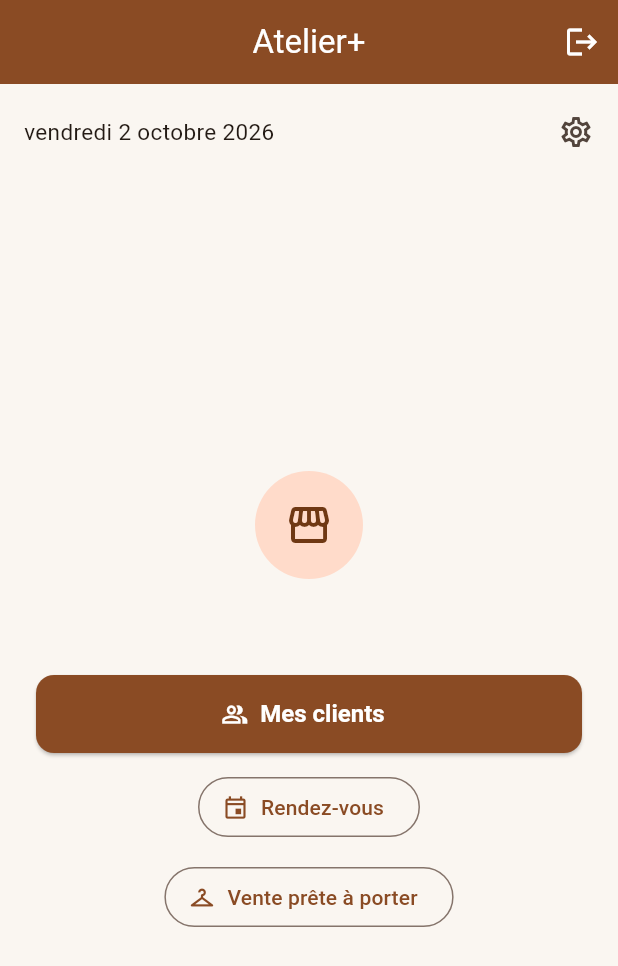
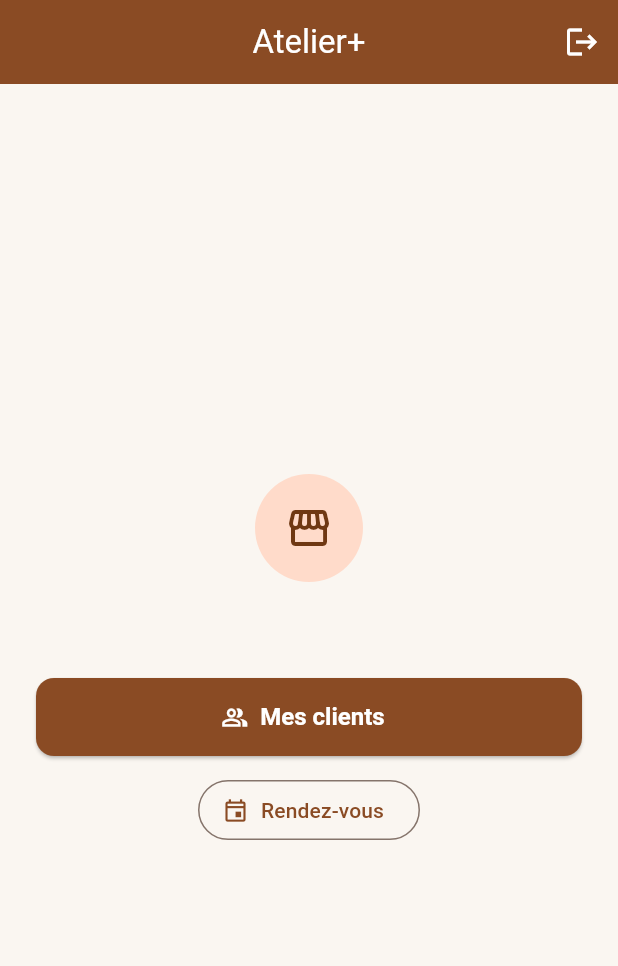
Before and after one commit to ouattaradanou-debug/forevercare-ai, a Flutter app: the screen it shows once a user with an empty profile is signed in, on a phone screen of 412 x 824 dp. Shown: the top 966 px of the screen. Run offline on Flutter 3.47's test engine with Material 3 defaults, Android fonts, the phone set to English and light mode, and no system bars; our stand-ins replace connectivity_plus, drift, flutter_image_compress, flutter_local_notifications, flutter_riverpod, flutter_timezone and 8 more; accounts and stored records are empty; generated files the repository leaves out were written again.

Commit message:
Revert "feat(atelier_plus): écran Paramètres (types de tenue, équipe, thème) + module Vente prête à porter"
This reverts commit 2f540bb31c931e8d835b411d96c086f947389866.

```diff
--- a/atelier_plus/lib/core/router/app_router.dart
+++ b/atelier_plus/lib/core/router/app_router.dart
@@ -24,11 +24,9 @@ import '../../features/mesures/presentation/ecran_gestion_types_tenue.dart';
 import '../../features/mesures/presentation/ecran_prise_mesure.dart';
 import '../../features/mesures/presentation/ecran_selection_type_tenue.dart';
 import '../../features/finances/presentation/ecran_finances_client.dart';
-import '../../features/parametres/presentation/ecran_parametres.dart';
 import '../../features/permissions/presentation/ecran_panneau_permissions.dart';
 import '../../features/rendezvous/presentation/ecran_formulaire_rendez_vous.dart';
 import '../../features/rendezvous/presentation/ecran_liste_rendez_vous.dart';
-import '../../features/vente_pret_a_porter/presentation/ecran_vente_pret_a_porter.dart';
 
 /// Chemins nommés des routes de l'application, centralisés pour éviter les
 /// chaînes de caractères éparpillées dans le code.
@@ -74,9 +72,6 @@ class AppRoutes {
   static String financesClient(String clientId) => '/clients/$clientId/finances';
 
   static const String abonnement = '/abonnement';
-
-  static const String parametres = '/parametres';
-  static const String ventePretAPorter = '/vente-pret-a-porter';
 }
 
 /// Router déclaratif de l'application (go_router), avec redirection
@@ -186,14 +181,6 @@ final routerProvider = Provider<GoRouter>((ref) {
         path: AppRoutes.abonnement,
         builder: (context, state) => const EcranAbonnement(),
       ),
-      GoRoute(
-        path: AppRoutes.parametres,
-        builder: (context, state) => const EcranParametres(),
-      ),
-      GoRoute(
-        path: AppRoutes.ventePretAPorter,
-        builder: (context, state) => const EcranVentePretAPorter(),
-      ),
     ],
   );
 });
--- a/atelier_plus/lib/core/theme/app_theme.dart
+++ b/atelier_plus/lib/core/theme/app_theme.dart
@@ -59,54 +59,4 @@ class AppTheme {
       ),
     );
   }
-
-  static ThemeData get sombre {
-    final colorScheme = ColorScheme.fromSeed(
-      seedColor: AppColors.primaire,
-      primary: AppColors.secondaire,
-      secondary: AppColors.secondaire,
-      error: AppColors.erreur,
-      brightness: Brightness.dark,
-    );
-
-    return ThemeData(
-      useMaterial3: true,
-      colorScheme: colorScheme,
-      scaffoldBackgroundColor: const Color(0xFF17130F),
-      textTheme: const TextTheme(
-        bodyLarge: TextStyle(fontSize: 16, color: Color(0xFFF0E9E2)),
-        bodyMedium: TextStyle(fontSize: 15, color: Color(0xFFF0E9E2)),
-      ),
-      appBarTheme: const AppBarTheme(
-        backgroundColor: Color(0xFF231A14),
-        foregroundColor: Colors.white,
-        centerTitle: true,
-        elevation: 0,
-      ),
-      elevatedButtonTheme: ElevatedButtonThemeData(
-        style: ElevatedButton.styleFrom(
-          backgroundColor: AppColors.secondaire,
-          foregroundColor: Colors.black,
-          minimumSize: const Size.fromHeight(52),
-          textStyle: const TextStyle(fontSize: 16, fontWeight: FontWeight.w600),
-          shape: RoundedRectangleBorder(borderRadius: BorderRadius.circular(12)),
-        ),
-      ),
-      inputDecorationTheme: InputDecorationTheme(
-        filled: true,
-        fillColor: const Color(0xFF231A14),
-        border: OutlineInputBorder(
-          borderRadius: BorderRadius.circular(12),
-          borderSide: const BorderSide(color: Color(0xFF4A3C30)),
-        ),
-        contentPadding: const EdgeInsets.symmetric(horizontal: 16, vertical: 14),
-      ),
-      cardTheme: CardThemeData(
-        elevation: 1,
-        color: const Color(0xFF231A14),
-        shape: RoundedRectangleBorder(borderRadius: BorderRadius.circular(14)),
-        margin: const EdgeInsets.symmetric(vertical: 6),
-      ),
-    );
-  }
 }
--- a/atelier_plus/lib/features/auth/presentation/ecran_accueil_provisoire.dart
+++ b/atelier_plus/lib/features/auth/presentation/ecran_accueil_provisoire.dart
@@ -3,7 +3,6 @@ import 'package:flutter_riverpod/flutter_riverpod.dart';
 import 'package:go_router/go_router.dart';
 
 import '../../../core/router/app_router.dart';
-import '../../../core/utils/formatters.dart';
 import '../../../data/sync/sync_providers.dart';
 import '../../abonnement/presentation/bandeau_essai.dart';
 import '../../abonnement/providers/abonnement_providers.dart';
@@ -11,11 +10,9 @@ import '../providers/auth_providers.dart';
 
 /// Écran d'accueil minimal : confirme la connexion, affiche le nom et le
 /// logo de l'atelier, le bandeau d'essai le cas échéant, et donne accès
-/// aux clients, aux rendez-vous, à la vente prête à porter et (pour le
-/// propriétaire) à l'abonnement. Les réglages de l'atelier (types de
-/// tenue, équipe) et le thème sont regroupés dans l'écran Paramètres,
-/// accessible via l'icône ⚙️. Le vrai tableau de bord (statistiques) sera
-/// construit dans une phase ultérieure.
+/// aux apprentis, aux clients, aux types de tenue, aux rendez-vous et à
+/// l'abonnement. Le vrai tableau de bord (statistiques) sera construit
+/// dans une phase ultérieure.
 class EcranAccueilProvisoire extends ConsumerStatefulWidget {
   const EcranAccueilProvisoire({super.key});
 
@@ -79,23 +76,6 @@ class _EcranAccueilProvisoireState extends ConsumerState<EcranAccueilProvisoire>
       body: Column(
         children: [
           const BandeauEssai(),
-          Padding(
-            padding: const EdgeInsets.fromLTRB(16, 8, 4, 0),
-            child: Row(
-              mainAxisAlignment: MainAxisAlignment.spaceBetween,
-              children: [
-                Text(
-                  Formatters.dateLongue(DateTime.now()),
-                  style: Theme.of(context).textTheme.bodyMedium,
-                ),
-                IconButton(
-                  tooltip: 'Paramètres',
-                  icon: const Icon(Icons.settings_outlined),
-                  onPressed: () => context.push(AppRoutes.parametres),
-                ),
-              ],
-            ),
-          ),
           Expanded(
             child: Center(
               child: SingleChildScrollView(
@@ -134,13 +114,19 @@ class _EcranAccueilProvisoireState extends ConsumerState<EcranAccueilProvisoire>
                       icon: const Icon(Icons.event_outlined),
                       label: const Text('Rendez-vous'),
                     ),
-                    const SizedBox(height: 12),
-                    OutlinedButton.icon(
-                      onPressed: () => context.push(AppRoutes.ventePretAPorter),
-                      icon: const Icon(Icons.checkroom_outlined),
-                      label: const Text('Vente prête à porter'),
-                    ),
                     if (estProprietaire) ...[
+                      const SizedBox(height: 12),
+                      OutlinedButton.icon(
+                        onPressed: () => context.push(AppRoutes.typesTenue),
+                        icon: const Icon(Icons.checkroom_outlined),
+                        label: const Text('Mes types de tenue'),
+                      ),
+                      const SizedBox(height: 12),
+                      OutlinedButton.icon(
+                        onPressed: () => context.push(AppRoutes.apprentis),
+                        icon: const Icon(Icons.person_outline),
+                        label: const Text('Gérer mes apprentis'),
+                      ),
                       const SizedBox(height: 12),
                       OutlinedButton.icon(
                         onPressed: () => context.push(AppRoutes.abonnement),
--- a/atelier_plus/lib/main.dart
+++ b/atelier_plus/lib/main.dart
@@ -9,7 +9,6 @@ import 'core/config/supabase_config.dart';
 import 'core/notifications/notifications_service.dart';
 import 'core/router/app_router.dart';
 import 'core/theme/app_theme.dart';
-import 'core/theme/theme_mode_provider.dart';
 import 'data/sync/sync_providers.dart';
 
 Future<void> main() async {
@@ -54,8 +53,6 @@ class AtelierPlusApp extends ConsumerWidget {
       title: AppConfig.nomApplication,
       debugShowCheckedModeBanner: false,
       theme: AppTheme.clair,
-      darkTheme: AppTheme.sombre,
-      themeMode: ref.watch(themeModeProvider),
       locale: const Locale('fr', 'FR'),
       supportedLocales: const [Locale('fr', 'FR')],
       localizationsDelegates: const [
--- a/atelier_plus/pubspec.yaml
+++ b/atelier_plus/pubspec.yaml
@@ -50,9 +50,6 @@ dependencies:
   # --- Identifiants uniques générés côté client (indispensable hors-ligne) ---
   uuid: ^4.5.1
 
-  # --- Persistance de préférences simples (thème clair/sombre/système) ---
-  shared_preferences: ^2.3.3
-
   # --- Export PDF de fiche client, avec logo/nom d'atelier ---
   pdf: ^3.11.1
   printing: ^5.13.4
```
Also changed, not shown: atelier_plus/lib/core/theme/theme_mode_provider.dart (deleted, +0 -37 lines), atelier_plus/lib/features/parametres/presentation/ecran_parametres.dart (deleted, +0 -89 lines), atelier_plus/lib/features/vente_pret_a_porter/presentation/ecran_vente_pret_a_porter.dart (deleted, +0 -35 lines).
